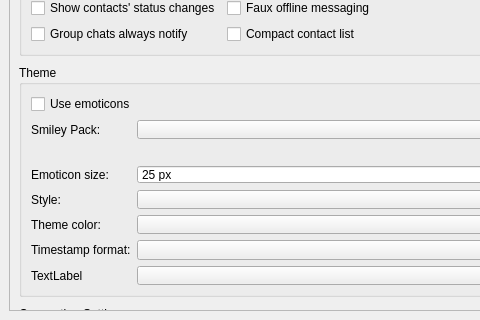
The window that src/widget/form/settings/generalsettings.ui (Zer0C00I/qTox) describes before a commit, drawn with Qt 5; both pictures show x 0 to 480 and y 324 to 644 of the 573 by 644 pixel window.
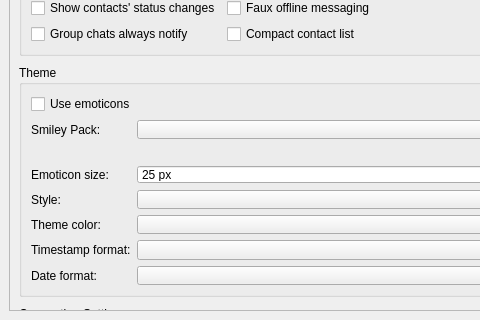
The same window after the commit.

Commit message: text in the label dateformat

Patch:
```diff
--- a/src/widget/form/settings/generalsettings.ui
+++ b/src/widget/form/settings/generalsettings.ui
@@ -38,7 +38,7 @@
       <property name="geometry">
        <rect>
         <x>0</x>
-        <y>0</y>
+        <y>-214</y>
         <width>539</width>
         <height>838</height>
        </rect>
@@ -574,7 +574,7 @@
             <item row="6" column="0">
              <widget class="QLabel" name="dateformatLabel">
               <property name="text">
-               <string>TextLabel</string>
+               <string>Date format:</string>
               </property>
              </widget>
             </item>
```
